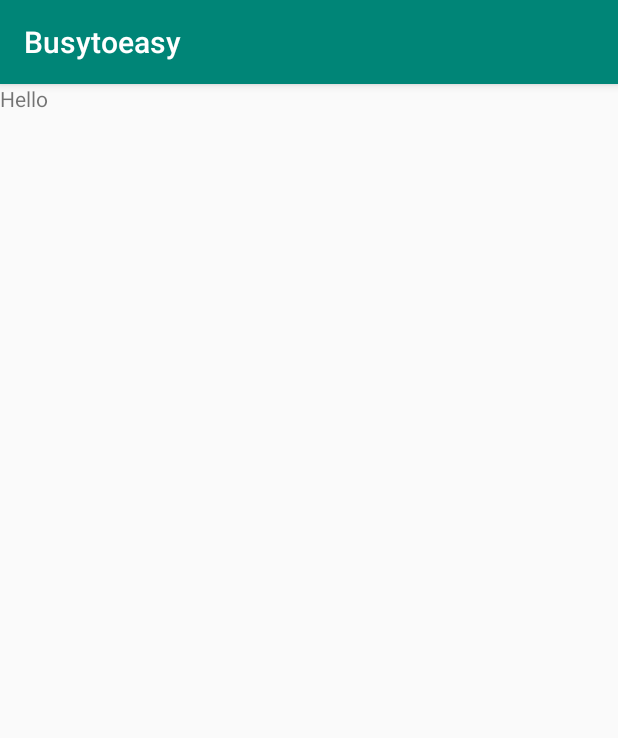
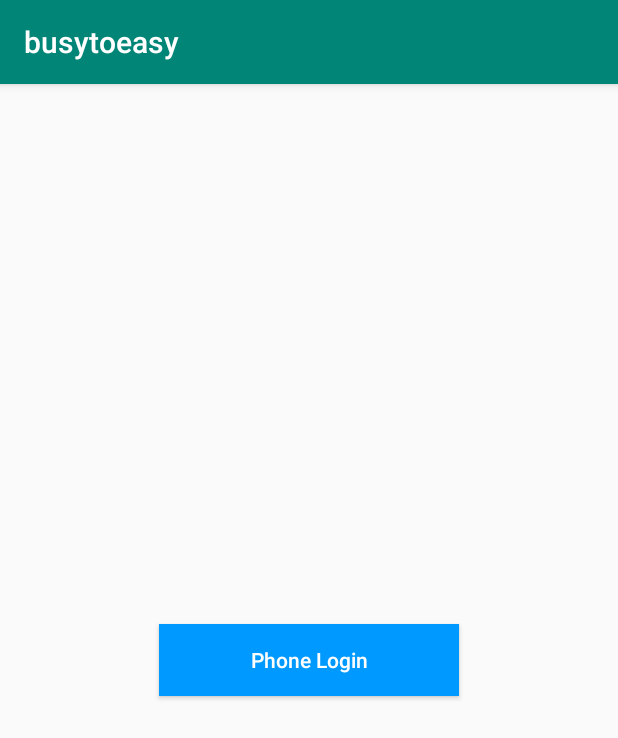
Before and after one commit to uriahsolution/temp, an Android app: the screen it shows after launch (MainActivity before the commit, LoginActivity after it), on a phone screen of 412 x 824 dp. Shown: the top 738 px of the screen. Run offline under Robolectric (Android 15) with nearby library versions, the phone set to English and light mode, and no system bars; our stand-ins replace ButterKnife, Dagger/Hilt's generated code; libraries missing offline, so code that uses them is left out: com.facebook.accountkit.

Commit message:
Login module 1.0

```diff
--- a/app/build.gradle
+++ b/app/build.gradle
@@ -43,6 +43,7 @@ android {
 dependencies {
 
     implementation 'android.arch.lifecycle:extensions:1.1.1'
+    implementation 'com.android.support.constraint:constraint-layout:1.1.0'
     compile fileTree(include: ['*.jar'], dir: 'libs')
     androidTestCompile('com.android.support.test.espresso:espresso-core:2.2.2', {
         exclude group: 'com.android.support', module: 'support-annotations'
@@ -94,4 +95,7 @@ dependencies {
     implementation 'io.reactivex.rxjava2:rxjava:2.1.9'
     implementation 'com.squareup.retrofit2:adapter-rxjava2:2.3.0'
     implementation 'io.reactivex.rxjava2:rxandroid:2.0.1'
+
+    //fbkit
+    implementation 'com.facebook.android:account-kit-sdk:4.+'
 }
--- a/app/src/main/java/com/uriah/mmvm/busytoeasy/App.java
+++ b/app/src/main/java/com/uriah/mmvm/busytoeasy/App.java
@@ -5,6 +5,7 @@ import android.app.Application;
 import android.content.Context;
 
 
+import com.facebook.accountkit.AccountKit;
 import com.uriah.mmvm.busytoeasy.di.component.DaggerAppComponent;
 
 import javax.inject.Inject;
@@ -28,6 +29,8 @@ public class App extends Application implements HasActivityInjector {
         super.onCreate();
         this.initDagger();
         context = getApplicationContext();
+
+
     }
 
     @Override
--- a/app/src/main/java/com/uriah/mmvm/busytoeasy/data/remote/ItemRepository.java
+++ b/app/src/main/java/com/uriah/mmvm/busytoeasy/data/remote/ItemRepository.java
@@ -37,7 +37,7 @@ public class ItemRepository {
     private final ApiInterface webservice;
     private final ItemDao itemDao;
     private final Executor executor;
-    private Context myApplication;
+
 
     @Inject
     public ItemRepository(ApiInterface webservice, ItemDao itemDao, Executor executor) {
--- /dev/null
+++ b/app/src/main/java/com/uriah/mmvm/busytoeasy/ui/login/LoginActivity.java
@@ -0,0 +1,137 @@
+package com.uriah.mmvm.busytoeasy.ui.login;
+
+import android.content.Intent;
+import android.os.Build;
+import android.support.annotation.Nullable;
+import android.support.v7.app.AppCompatActivity;
+import android.os.Bundle;
+import android.util.Log;
+import android.view.View;
+import android.widget.Button;
+import android.widget.Toast;
+
+import com.facebook.accountkit.Account;
+import com.facebook.accountkit.AccountKitCallback;
+import com.facebook.accountkit.AccountKitError;
+import com.facebook.accountkit.AccountKitLoginResult;
+
+import com.facebook.accountkit.AccessToken;
+import com.facebook.accountkit.AccountKit;
+import com.facebook.accountkit.AccountKitLoginResult;
+import com.facebook.accountkit.PhoneNumber;
+import com.facebook.accountkit.ui.AccountKitActivity;
+import com.facebook.accountkit.ui.AccountKitConfiguration;
+import com.facebook.accountkit.ui.LoginType;
+import com.facebook.accountkit.ui.SkinManager;
+import com.facebook.accountkit.ui.UIManager;
+import com.uriah.mmvm.busytoeasy.R;
+
+import butterknife.BindView;
+
+public class LoginActivity extends AppCompatActivity {
+
+    @BindView(R.id.login)
+    Button login;
+    @BindView(R.id.logout)
+    Button logout;
+
+
+    private static final String TAG ="Login Activity" ;
+    public static int APP_REQUEST_CODE = 99;
+
+    @Override
+    protected void onCreate(Bundle savedInstanceState) {
+        super.onCreate(savedInstanceState);
+        setContentView(R.layout.activity_login);
+
+        }
+
+    //on activity
+
+    private void getCurrentAccount(){
+        AccessToken accessToken = AccountKit.getCurrentAccessToken();
+        if (accessToken != null) {
+            //Handle Returning User
+            AccountKit.getCurrentAccount(new AccountKitCallback<Account>() {
+
+                @Override
+                public void onSuccess(final Account account) {
+
+                    // Get Account Kit ID
+                    String accountKitId = account.getId();
+                    Log.e("Account Kit Id", accountKitId);
+
+                    if(account.getPhoneNumber()!=null) {
+                        Log.e("CountryCode", "" + account.getPhoneNumber().getCountryCode());
+                        Log.e("PhoneNumber", "" + account.getPhoneNumber().getPhoneNumber());
+
+                        // Get phone number
+                        PhoneNumber phoneNumber = account.getPhoneNumber();
+                        String phoneNumberString = phoneNumber.toString();
+                        logout.setVisibility(View.VISIBLE);
+                        login.setVisibility(View.GONE);
+                        Log.e("NumberString", phoneNumberString);
+
+
+                    }
+
+                    if(account.getEmail()!=null)
+                        Log.e("Email",account.getEmail());
+                }
+
+                @Override
+                public void onError(final AccountKitError error) {
+                    // Handle Error
+                    Log.e(TAG,error.toString());
+                }
+            });
+
+        } else {
+            //Handle new or logged out user
+            Log.e(TAG,"Logged Out");
+            Toast.makeText(this,"Logged Out User",Toast.LENGTH_SHORT).show();
+        }
+    }
+
+    public void phoneLogin(@Nullable View view) {
+
+            final Intent intent = new Intent(this, AccountKitActivity.class);
+            AccountKitConfiguration.AccountKitConfigurationBuilder configurationBuilder =
+                    new AccountKitConfiguration.AccountKitConfigurationBuilder(
+                            LoginType.PHONE,
+
+                            AccountKitActivity.ResponseType.CODE).setDefaultCountryCode("IN"); // or .ResponseType.TOKEN
+            // ... perform additional configuration ...
+            intent.putExtra(
+                    AccountKitActivity.ACCOUNT_KIT_ACTIVITY_CONFIGURATION,
+                    configurationBuilder.build());
+            startActivityForResult(intent, APP_REQUEST_CODE);
+
+    }
+
+    @Override
+    protected void onActivityResult(final int requestCode,final int resultCode,final Intent data) {
+        super.onActivityResult(requestCode, resultCode, data);
+        if (requestCode == APP_REQUEST_CODE && resultCode == RESULT_OK) {
+            getCurrentAccount();
+        }
+    }
+
+    public void logout(@Nullable View view){
+        AccountKit.logOut();
+        AccessToken accessToken = AccountKit.getCurrentAccessToken();
+        if(accessToken!=null)
+            Log.e(TAG,"Still Logged in...");
+
+        else
+            logout.setVisibility(View.GONE);
+        login.setVisibility(View.VISIBLE);
+    }
+
+
+
+
+
+
+
+}
--- a/app/src/main/java/com/uriah/mmvm/busytoeasy/util/NetworkUtil.java
+++ b/app/src/main/java/com/uriah/mmvm/busytoeasy/util/NetworkUtil.java
@@ -38,4 +38,5 @@ public class NetworkUtil {
         }
         return status;
     }
+
 }
--- /dev/null
+++ b/app/src/main/res/layout/activity_login.xml
@@ -0,0 +1,34 @@
+<?xml version="1.0" encoding="utf-8"?>
+<LinearLayout
+    xmlns:android="http://schemas.android.com/apk/res/android"
+    xmlns:app="http://schemas.android.com/apk/res-auto"
+    xmlns:tools="http://schemas.android.com/tools"
+    android:layout_width="match_parent"
+    android:layout_height="match_parent"
+    android:orientation="vertical"
+    android:gravity="center"
+    tools:context=".ui.login.LoginActivity">
+
+
+    <Button
+        android:layout_width="200dp"
+        android:layout_height="wrap_content"
+        android:id="@+id/login"
+        android:text="Phone Login"
+        android:textColor="#fff"
+        android:background="#0099ff"
+        android:textAllCaps="false"
+        android:onClick="phoneLogin"/>
+
+    <Button
+        android:layout_width="200dp"
+        android:layout_height="wrap_content"
+        android:id="@+id/logout"
+        android:text="Logout"
+        android:textColor="#fff"
+        android:background="#ff9900"
+        android:textAllCaps="false"
+        android:onClick="logout"
+        android:visibility="gone"/>
+
+</LinearLayout>
--- a/app/src/main/res/values/strings.xml
+++ b/app/src/main/res/values/strings.xml
@@ -1,3 +1,6 @@
 <resources>
-    <string name="app_name">Busytoeasy</string>
+
+    <string name="app_name">busytoeasy</string>
+    <string name="FACEBOOK_APP_ID">930888403749946</string>
+    <string name="ACCOUNT_KIT_CLIENT_TOKEN">ddb6b3069d71c42bf867cca7a56e693d</string>
 </resources>
--- a/app/src/main/res/values/styles.xml
+++ b/app/src/main/res/values/styles.xml
@@ -8,4 +8,8 @@
         <item name="colorAccent">@color/colorAccent</item>
     </style>
 
+    <style name="AppLoginTheme" parent="Theme.AccountKit">
+
+    </style>
+
 </resources>
```
Also changed, not shown: app/src/main/AndroidManifest.xml (+36 -3 lines), app/src/main/java/com/uriah/mmvm/busytoeasy/ui/MainActivity.java (+29 -0 lines).
